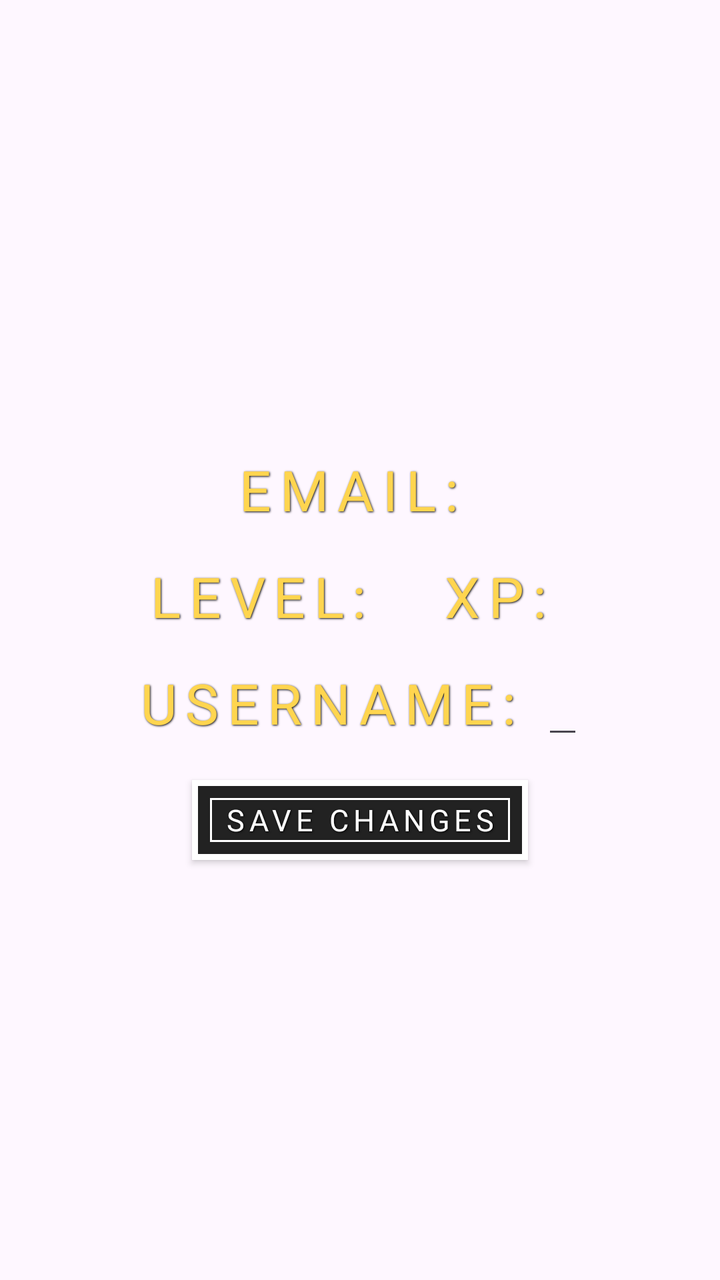
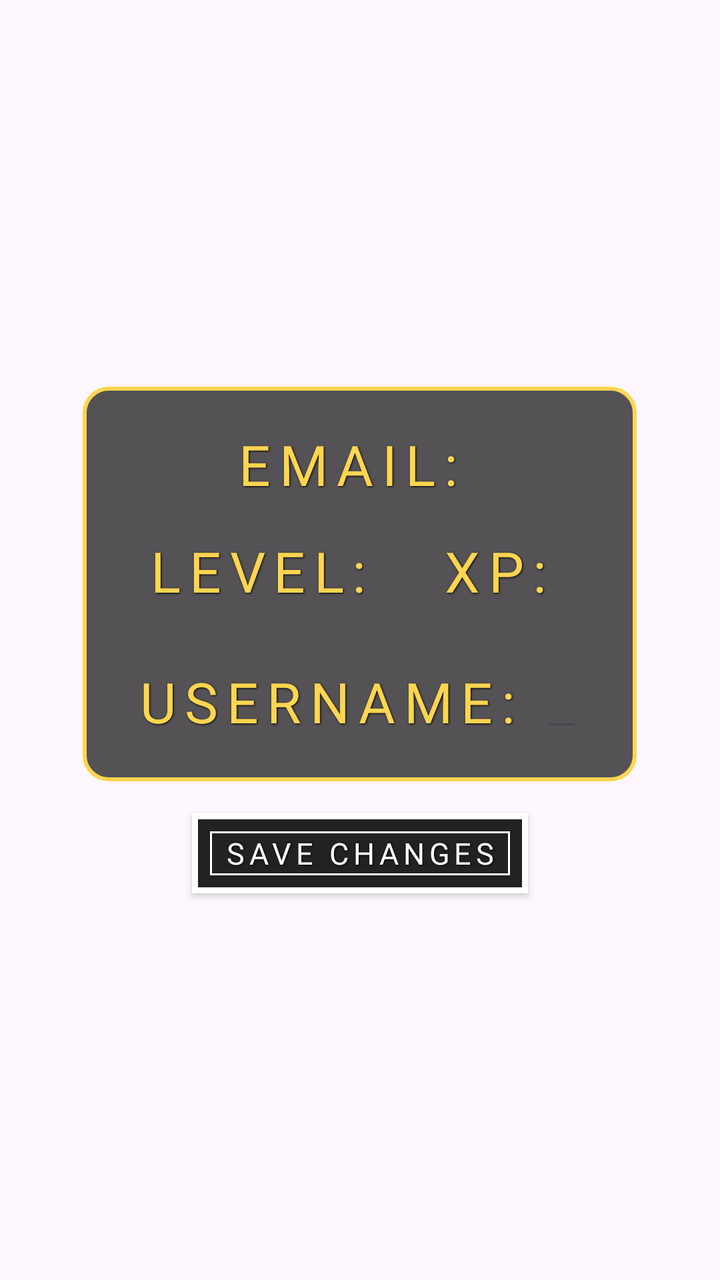

The first picture is an Android layout as it rendered before a commit; the second is the same layout after the commit. The layout source and the unified diff follow.
<!-- AndroidManifest.xml: application theme Theme.PvZOnline -->
<!-- res/layout/fragment_user_details.xml -->
<?xml version="1.0" encoding="utf-8"?>
<LinearLayout xmlns:android="http://schemas.android.com/apk/res/android"
    xmlns:tools="http://schemas.android.com/tools"
    android:layout_width="match_parent"
    android:layout_height="match_parent"
    android:gravity="center"
    android:orientation="vertical"
    tools:context=".UserDetailsFragment">

    <TextView
        android:id="@+id/userEmail"
        style="@style/RetroText"
        android:layout_width="wrap_content"
        android:layout_height="wrap_content"
        android:layout_marginTop="16dp"
        android:text="Email: "
        android:textColor="#FFD54F" />

    <LinearLayout
        android:layout_width="wrap_content"
        android:layout_height="wrap_content"
        android:layout_marginTop="16dp">

        <TextView
            android:id="@+id/userLevel"
            style="@style/RetroText"
            android:layout_width="wrap_content"
            android:layout_height="wrap_content"
            android:layout_marginHorizontal="12dp"
            android:text="Level: "
            android:textColor="#FFD54F" />

        <TextView
            android:id="@+id/userXp"
            style="@style/RetroText"
            android:layout_width="wrap_content"
            android:layout_height="wrap_content"
            android:layout_marginHorizontal="12dp"
            android:text="XP: "
            android:textColor="#FFD54F" />
    </LinearLayout>


    <LinearLayout
        android:layout_width="wrap_content"
        android:layout_height="wrap_content"
        android:layout_marginTop="16dp">

        <TextView
            style="@style/RetroText"
            android:layout_width="wrap_content"
            android:layout_height="wrap_content"
            android:text="Username: "
            android:textColor="#FFD54F" />

        <EditText
            android:id="@+id/changeUsernameInput"
            style="@style/RetroInput"
            android:layout_width="wrap_content"
            android:layout_height="wrap_content"
            android:textColor="#FFFDE7" />
    </LinearLayout>


    <androidx.appcompat.widget.AppCompatButton
        android:id="@+id/saveChangesBtn"
        style="@style/RetroButton"
        android:layout_width="wrap_content"
        android:layout_height="40dp"
        android:layout_marginTop="16dp"
        android:text="Save Changes"
        android:textSize="15dp" />
</LinearLayout>
<!-- resources referenced by this layout -->
<resources>
  <style name="RetroInput">
          <item name="android:textColor">#FFFFFF</item>
          <item name="android:textSize">18sp</item>
          <item name="android:fontFamily">@font/alegreya_sans_sc_bold</item>
          <item name="android:letterSpacing">0.05</item>
          <item name="android:shadowRadius">0</item>
      </style>
  <style name="RetroText">
          <item name="android:textColor">#FFFFFF</item>
          <item name="android:textSize">28sp</item> 
          <item name="android:fontFamily">@font/alegreya_sans_sc_bold</item>
          <item name="android:letterSpacing">0.15</item>
          <item name="android:shadowColor">#000000</item>
          <item name="android:shadowDx">1</item>
          <item name="android:shadowDy">1</item>
          <item name="android:shadowRadius">2</item>
          <item name="android:textAllCaps">true</item>
      </style>
  <style name="Theme.PvZOnline" parent="Base.Theme.PvZOnline" />
  <!-- drawable btn_retro_pressed (drawable) -->
  <selector xmlns:android="http://schemas.android.com/apk/res/android">
      
      <item android:state_pressed="true" android:drawable="@drawable/btn_retro_pressed_bg"/>
      
      <item android:drawable="@drawable/btn_retro_bg"/>
  </selector>
  <style name="Base.Theme.PvZOnline" parent="Theme.Material3.DayNight.NoActionBar">
          
          
      </style>
  <!-- drawable btn_retro_pressed_bg (drawable) -->
  <layer-list xmlns:android="http://schemas.android.com/apk/res/android">
  
      
      <item>
          <shape android:shape="rectangle">
              <solid android:color="#D64933"/> 
          </shape>
      </item>
  
      
      <item>
          <shape android:shape="rectangle">
              <stroke android:width="3dp" android:color="#FFFFFF"/>
              <padding android:left="3dp" android:top="3dp" android:right="3dp" android:bottom="3dp"/>
          </shape>
      </item>
  
      <item android:left="6dp" android:top="6dp" android:right="6dp" android:bottom="6dp">
          <shape android:shape="rectangle">
              <stroke android:width="1dp" android:color="#FFFFFF"/>
          </shape>
      </item>
  
  </layer-list>
  <!-- drawable btn_retro_bg (drawable) -->
  <layer-list xmlns:android="http://schemas.android.com/apk/res/android">
  
      
      <item>
          <shape android:shape="rectangle">
              <solid android:color="#222222"/>
          </shape>
      </item>
  
      
      <item>
          <shape android:shape="rectangle">
              <stroke android:width="3dp" android:color="#FFFFFF"/>
              <padding android:left="3dp" android:top="3dp" android:right="3dp" android:bottom="3dp"/>
          </shape>
      </item>
  
      <item android:left="6dp" android:top="6dp" android:right="6dp" android:bottom="6dp">
          <shape android:shape="rectangle">
              <stroke android:width="1dp" android:color="#FFFFFF"/>
          </shape>
      </item>
  
  </layer-list>
  <!-- unchanged entries left out for length: 1 -->
</resources>

<!-- the commit's change to res/layout/fragment_user_details.xml (unified diff, before → after) -->
@@ -7,58 +7,68 @@
     android:orientation="vertical"
     tools:context=".UserDetailsFragment">
 
-    <TextView
-        android:id="@+id/userEmail"
-        style="@style/RetroText"
-        android:layout_width="wrap_content"
-        android:layout_height="wrap_content"
-        android:layout_marginTop="16dp"
-        android:text="Email: "
-        android:textColor="#FFD54F" />
-
     <LinearLayout
         android:layout_width="wrap_content"
         android:layout_height="wrap_content"
-        android:layout_marginTop="16dp">
+        android:background="@drawable/details_border_bg"
+        android:gravity="center"
+        android:orientation="vertical">
 
         <TextView
-            android:id="@+id/userLevel"
+            android:id="@+id/userEmail"
             style="@style/RetroText"
             android:layout_width="wrap_content"
             android:layout_height="wrap_content"
-            android:layout_marginHorizontal="12dp"
-            android:text="Level: "
+            android:text="Email: "
             android:textColor="#FFD54F" />
 
-        <TextView
-            android:id="@+id/userXp"
-            style="@style/RetroText"
+        <LinearLayout
             android:layout_width="wrap_content"
             android:layout_height="wrap_content"
-            android:layout_marginHorizontal="12dp"
-            android:text="XP: "
-            android:textColor="#FFD54F" />
-    </LinearLayout>
+            android:layout_marginTop="16dp">
 
+            <TextView
+                android:id="@+id/userLevel"
+                style="@style/RetroText"
+                android:layout_width="wrap_content"
+                android:layout_height="wrap_content"
+                android:layout_marginHorizontal="12dp"
+                android:text="Level: "
+                android:textColor="#FFD54F" />
 
-    <LinearLayout
-        android:layout_width="wrap_content"
-        android:layout_height="wrap_content"
-        android:layout_marginTop="16dp">
+            <TextView
+                android:id="@+id/userXp"
+                style="@style/RetroText"
+                android:layout_width="wrap_content"
+                android:layout_height="wrap_content"
+                android:layout_marginHorizontal="12dp"
+                android:text="XP: "
+                android:textColor="#FFD54F" />
+        </LinearLayout>
 
-        <TextView
-            style="@style/RetroText"
+        <LinearLayout
             android:layout_width="wrap_content"
             android:layout_height="wrap_content"
-            android:text="Username: "
-            android:textColor="#FFD54F" />
+            android:layout_marginTop="16dp">
 
-        <EditText
-            android:id="@+id/changeUsernameInput"
-            style="@style/RetroInput"
-            android:layout_width="wrap_content"
-            android:layout_height="wrap_content"
-            android:textColor="#FFFDE7" />
+            <TextView
+                style="@style/RetroText"
+                android:id="@+id/usernameLabel"
+                android:layout_width="wrap_content"
+                android:layout_height="wrap_content"
+                android:text="Username: "
+                android:textColor="#FFD54F"
+                android:layout_marginTop="5dp"/>
+
+            <EditText
+                android:id="@+id/changeUsernameInput"
+                style="@style/RetroInput"
+                android:layout_width="wrap_content"
+                android:layout_height="wrap_content"
+                android:textColor="#FFFDE7"
+                android:textSize="25dp"
+                />
+        </LinearLayout>
     </LinearLayout>
 
 
<!-- resource entries referenced after the edit -->
@@ -1,5 +1,19 @@
 <!-- resources referenced by this layout -->
 <resources>
+  <!-- drawable details_border_bg (drawable) -->
+  <?xml version="1.0" encoding="utf-8"?>
+  <shape xmlns:android="http://schemas.android.com/apk/res/android">
+      <solid android:color="#AA000000" /> 
+      <stroke
+          android:width="2dp"
+          android:color="#FFD54F" /> 
+      <corners android:radius="12dp" />
+      <padding
+          android:bottom="20dp"
+          android:left="20dp"
+          android:right="20dp"
+          android:top="20dp" />
+  </shape>
   <style name="RetroInput">
           <item name="android:textColor">#FFFFFF</item>
           <item name="android:textSize">18sp</item>
